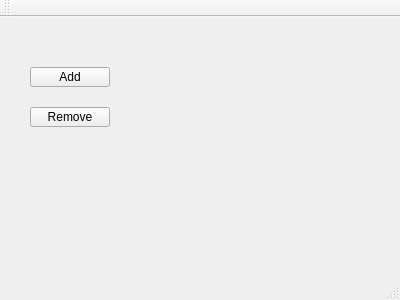
This is mainwindow.ui in KangLin/Calendar as Qt 5 draws it before an edit. The edited form follows.
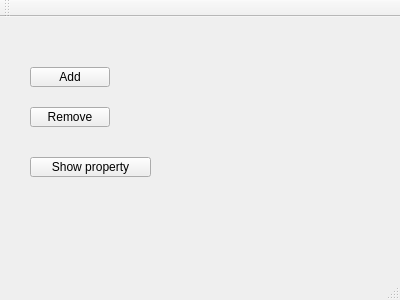
This is the edited form. Icons and pictures are not drawn.

Diff of the .ui file:
```diff
--- a/mainwindow.ui
+++ b/mainwindow.ui
@@ -44,6 +44,19 @@
      <string>Remove</string>
     </property>
    </widget>
+   <widget class="QPushButton" name="pushButton">
+    <property name="geometry">
+     <rect>
+      <x>30</x>
+      <y>140</y>
+      <width>121</width>
+      <height>20</height>
+     </rect>
+    </property>
+    <property name="text">
+     <string>Show property</string>
+    </property>
+   </widget>
   </widget>
   <widget class="QMenuBar" name="menuBar">
    <property name="geometry">
```
